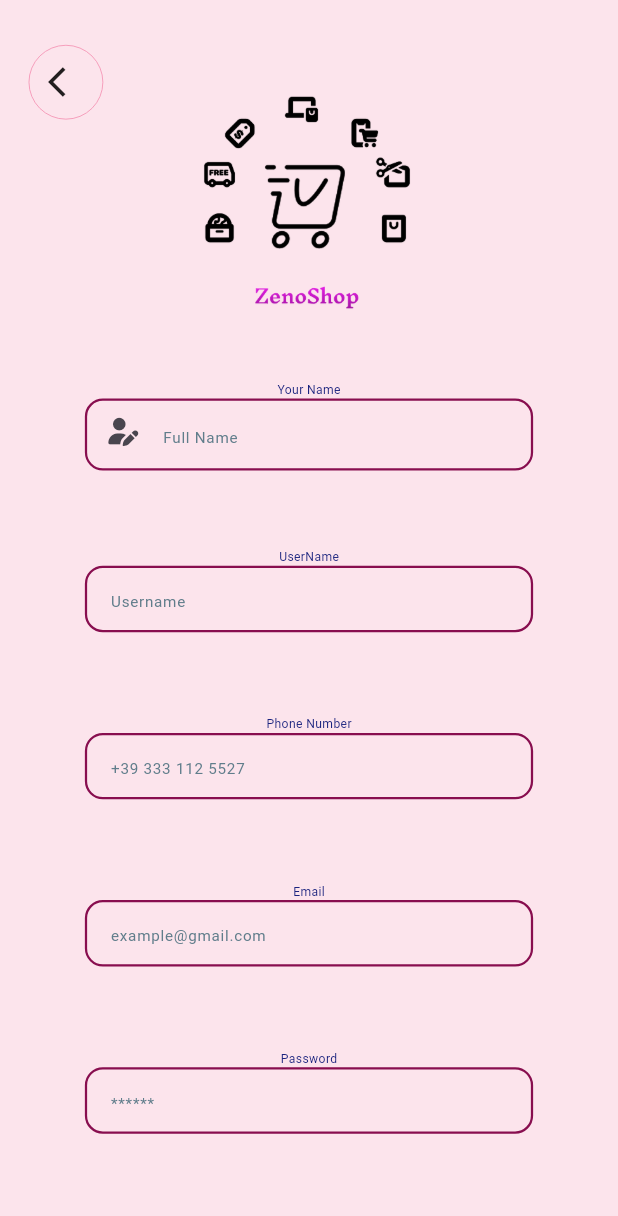
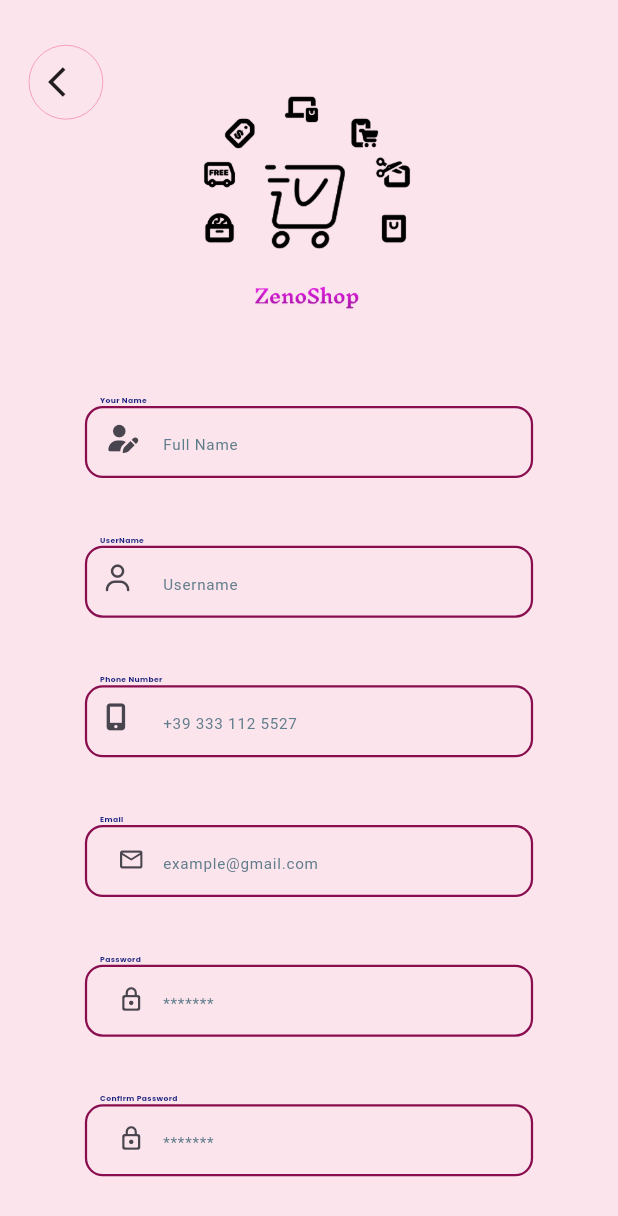
Before and after one commit to Zeneb-Tekarri/Flutter-Application, a Flutter app: the screen it shows after launch, after a tap on "register?", on a phone screen of 412 x 824 dp. Shown: the top 1216 px of the screen. Run offline on Flutter 3.47's test engine with Material 3 defaults, Android fonts, the phone set to English and light mode, and no system bars; our stand-ins replace flutter_bloc, flutter_screenutil, font_awesome_flutter, shared_preferences.

Commit message:
developed sign up screen and start on validators

```diff
--- /dev/null
+++ b/onlineshoppingapp/lib/core/helper/app_regex.dart
@@ -0,0 +1,35 @@
+class AppRegex {
+  static bool isEmailValid(String email) {
+    return RegExp(r'^[\w-\.]+@([\w-]+\.)+[\w-]{2,4}$').hasMatch(email);
+  }
+
+  static bool isPasswordValid(String password) {
+    return RegExp(
+            r'^(?=.*?[A-Z])(?=.*?[a-z])(?=.*?[0-9])(?=.*?[!@#\$&*~]).{8,}$')
+        .hasMatch(password);
+  }
+
+  static bool hasLowerCase(String password) {
+    return RegExp(r'^(?=.*?[a-z])').hasMatch(password);
+  }
+
+  static bool hasUpperCase(String password) {
+    return RegExp(r'^(?=.*?[A-Z])').hasMatch(password);
+  }
+
+  static bool hasNumber(String password) {
+    return RegExp(r'^(?=.*?[0-9])').hasMatch(password);
+  }
+
+  static bool hasSpecialCharacter(String password) {
+    return RegExp(r'^(?=.*?[!@#\$&*~])').hasMatch(password);
+  }
+
+  static bool hasMinLength(String password) {
+    return RegExp(r'^(?=.{8,})').hasMatch(password);
+  }
+
+  static bool isPhoneNumberValid(String phoneNumber) {
+    return RegExp(r'^\+?\d{7,15}$').hasMatch(phoneNumber);
+  }
+}
--- a/onlineshoppingapp/lib/features/auth/logIn/view/screen/login_screen.dart
+++ b/onlineshoppingapp/lib/features/auth/logIn/view/screen/login_screen.dart
@@ -37,7 +37,7 @@
           Align(
             alignment: Alignment.centerRight,
             child: Padding(
-              padding: const EdgeInsets.only(top: 4, right: 150),
+              padding: const EdgeInsets.only(top: 4, right: 200),
               child: InkWell(
                 onTap: () {},
                 child: Text(
@@ -88,7 +88,7 @@
               ),
               InkWell(
                 onTap: () {
-                  Navigator.of(context).pushReplacement(
+                  Navigator.of(context).push(
                       MaterialPageRoute(builder: (_) => const SignUpScreen()));
                 },
                 child: Text(
--- a/onlineshoppingapp/lib/features/auth/logIn/view/widget/email_password_widget.dart
+++ b/onlineshoppingapp/lib/features/auth/logIn/view/widget/email_password_widget.dart
@@ -1,5 +1,6 @@
 import 'package:flutter/material.dart';
 import 'package:flutter_screenutil/flutter_screenutil.dart';
+import 'package:onlineshoppingapp/core/helper/app_regex.dart';
 import 'package:onlineshoppingapp/core/widgets/custom_text_form_field.dart';
 
 class EmailPasswordWidget extends StatelessWidget {
@@ -11,8 +12,15 @@
         child: Column(
       children: [
         CustomTextFormField(
-          hintText: "Username or Email",
-          validator: (value) {},
+          hintText: "Email",
+          validator: (value) {
+            if (value == null || value.isEmpty) {
+              return "Please enter your email";
+            }
+            if (!AppRegex.isEmailValid(value)) {
+              return "Enter a valid email address";
+            }
+          },
           prefixIcon: const Icon(Icons.email_outlined),
         ),
         SizedBox(height: 12.h),
--- a/onlineshoppingapp/lib/features/auth/signUp/view/screen/sign_up_screen.dart
+++ b/onlineshoppingapp/lib/features/auth/signUp/view/screen/sign_up_screen.dart
@@ -3,7 +3,9 @@
 import 'package:font_awesome_flutter/font_awesome_flutter.dart';
 import 'package:onlineshoppingapp/core/constant/color.dart';
 import 'package:onlineshoppingapp/core/widgets/arrow_back.dart';
+import 'package:onlineshoppingapp/core/widgets/custom_button.dart';
 import 'package:onlineshoppingapp/core/widgets/custom_text_form_field.dart';
+import 'package:onlineshoppingapp/features/auth/logIn/view/widget/other_login_custom.dart';
 
 class SignUpScreen extends StatefulWidget {
   const SignUpScreen({super.key});
@@ -56,13 +58,18 @@
               Form(
                 key: userForm,
                 child: Column(
+                  crossAxisAlignment: CrossAxisAlignment.start,
                   children: [
-                    Text(
+                    Padding(
+                      padding: const EdgeInsets.only(left: 10, top: 10),
+                      child: Text(
                         "Your Name",
                         style: TextStyle(
                             color: AppColor.darkBlue,
-                          fontSize: 8.sp,
-                          fontWeight: FontWeight.normal),
+                            fontSize: 5.sp,
+                            fontFamily: 'Poppins',
+                            fontWeight: FontWeight.w600),
+                      ),
                     ),
                     CustomTextFormField(
                       hintText: "Full Name",
@@ -76,15 +83,16 @@
                         child: FaIcon(FontAwesomeIcons.userPen),
                       ),
                     ),
-                    SizedBox(
-                      height: 23.h,
-                    ),
-                    Text(
+                    Padding(
+                      padding: const EdgeInsets.only(left: 10, top: 10),
+                      child: Text(
                         "UserName",
                         style: TextStyle(
                             color: AppColor.darkBlue,
-                          fontSize: 8.sp,
-                          fontWeight: FontWeight.normal),
+                            fontSize: 5.sp,
+                            fontFamily: 'Poppins',
+                            fontWeight: FontWeight.w600),
+                      ),
                     ),
                     CustomTextFormField(
                       hintText: "Username",
@@ -92,16 +100,22 @@
                         if (value == null || value.isEmpty) {
                           return "Please enter your username";
                         }
-                        }),
-                    SizedBox(
-                      height: 23.h,
+                      },
+                      prefixIcon: const Padding(
+                        padding: EdgeInsets.only(top: 12, left: 14, bottom: 14),
+                        child: FaIcon(FontAwesomeIcons.user),
                       ),
-                    Text(
+                    ),
+                    Padding(
+                      padding: const EdgeInsets.only(left: 10, top: 10),
+                      child: Text(
                         "Phone Number",
                         style: TextStyle(
                             color: AppColor.darkBlue,
-                          fontSize: 8.sp,
-                          fontWeight: FontWeight.normal),
+                            fontSize: 5.sp,
+                            fontFamily: 'Poppins',
+                            fontWeight: FontWeight.w600),
+                      ),
                     ),
                     CustomTextFormField(
                       hintText: "+39 333 112 5527",
@@ -109,16 +123,22 @@
                         if (value == null || value.isEmpty) {
                           return "Please enter your phone number";
                         }
-                        }),
-                    SizedBox(
-                      height: 23.h,
+                      },
+                      prefixIcon: const Padding(
+                        padding: EdgeInsets.only(top: 12, left: 14, bottom: 14),
+                        child: FaIcon(FontAwesomeIcons.mobileScreenButton),
                       ),
-                    Text(
+                    ),
+                    Padding(
+                      padding: const EdgeInsets.only(left: 10, top: 10),
+                      child: Text(
                         "Email",
                         style: TextStyle(
                             color: AppColor.darkBlue,
-                          fontSize: 8.sp,
-                          fontWeight: FontWeight.normal),
+                            fontSize: 5.sp,
+                            fontFamily: 'Poppins',
+                            fontWeight: FontWeight.w600),
+                      ),
                     ),
                     CustomTextFormField(
                       hintText: "example@gmail.com",
@@ -126,28 +146,95 @@
                         if (value == null || value.isEmpty) {
                           return "Please enter your email";
                         }
-                        }),
-                    SizedBox(
-                      height: 23.h,
+                      },
+                      prefixIcon: const Padding(
+                          padding:
+                              EdgeInsets.only(top: 12, left: 14, bottom: 14),
+                          child: Icon(
+                            Icons.email_outlined,
+                            size: 18,
+                          )),
                     ),
-                    Text(
+                    Padding(
+                      padding: const EdgeInsets.only(left: 10, top: 10),
+                      child: Text(
                         "Password",
                         textAlign: TextAlign.left,
                         style: TextStyle(
                             color: AppColor.darkBlue,
-                          fontSize: 8.sp,
-                          fontWeight: FontWeight.normal),
+                            fontSize: 5.sp,
+                            fontFamily: 'Poppins',
+                            fontWeight: FontWeight.w600),
+                      ),
                     ),
                     CustomTextFormField(
-                        hintText: "******",
+                      hintText: "*******",
                       validator: (value) {
                         if (value == null || value.isEmpty) {
                           return "Please enter your password";
                         }
-                        }),
+                      },
+                      prefixIcon: const Padding(
+                        padding: EdgeInsets.only(top: 12, left: 14, bottom: 14),
+                        child: Icon(
+                          Icons.lock_outline_rounded,
+                          size: 18,
+                        ),
+                      ),
+                      isObscureText: true,
+                    ),
+                    Padding(
+                      padding: const EdgeInsets.only(left: 10, top: 10),
+                      child: Text(
+                        "Confirm Password",
+                        textAlign: TextAlign.left,
+                        style: TextStyle(
+                            color: AppColor.darkBlue,
+                            fontSize: 5.sp,
+                            fontFamily: 'Poppins',
+                            fontWeight: FontWeight.w600),
+                      ),
+                    ),
+                    CustomTextFormField(
+                      hintText: "*******",
+                      validator: (value) {
+                        if (value == null || value.isEmpty) {
+                          return "Please enter your password";
+                        }
+                      },
+                      prefixIcon: const Padding(
+                        padding: EdgeInsets.only(top: 12, left: 14, bottom: 14),
+                        child: Icon(
+                          Icons.lock_outline_rounded,
+                          size: 18,
+                        ),
+                      ),
+                      isObscureText: true,
+                    ),
                   ],
                 ),
-              )
+              ),
+              SizedBox(height: 20.h),
+              Padding(
+                padding: const EdgeInsets.symmetric(horizontal: 10),
+                child: CustomButton(text: 'Sign Up', onPressed: () {}),
+              ),
+              SizedBox(height: 10.h),
+              SizedBox(height: 10.h),
+              Align(
+                alignment: Alignment.center,
+                child: Text(
+                  'Or Continue With',
+                  style: TextStyle(
+                      fontSize: 8.sp,
+                      fontWeight: FontWeight.w400,
+                      color: Colors.blueGrey),
+                ),
+              ),
+              SizedBox(
+                height: 15.h,
+              ),
+              const OtherLoginCustom(),
             ],
           ),
         ),
```
Also changed, not shown: onlineshoppingapp/pubspec.yaml (+6 -5 lines), onlineshoppingapp/assets/fonts/Poppins-Bold.ttf (added), onlineshoppingapp/assets/fonts/Poppins-Regular.ttf (added), 1 other file. Lines whose indentation alone changed are shown as unchanged.
